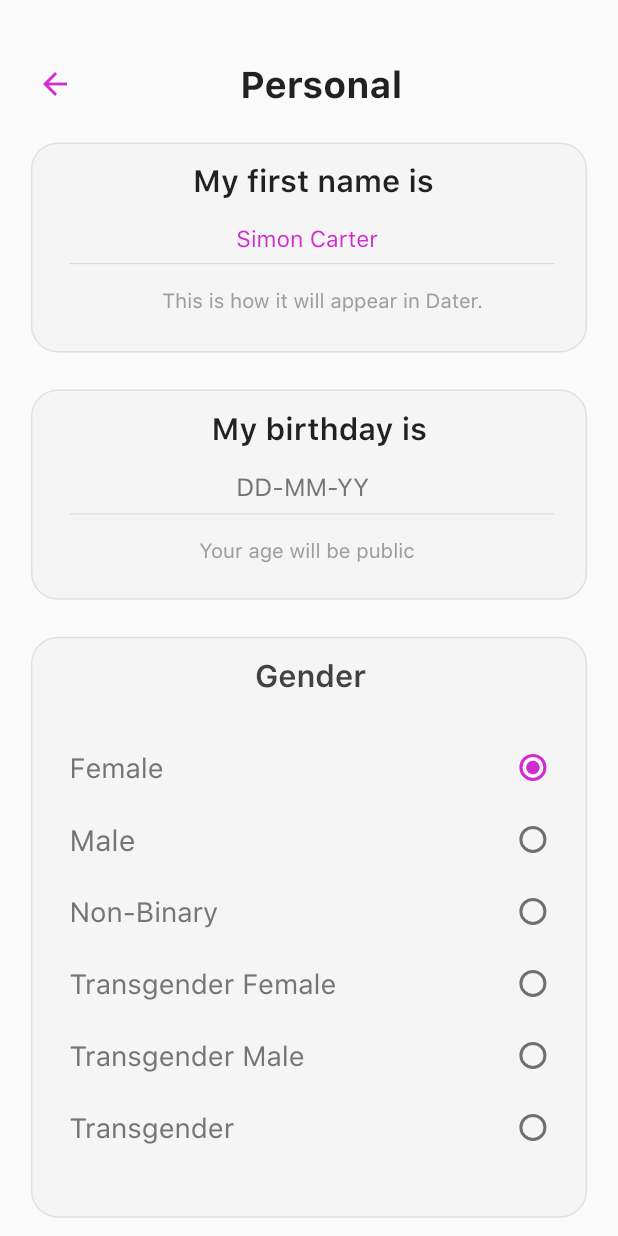
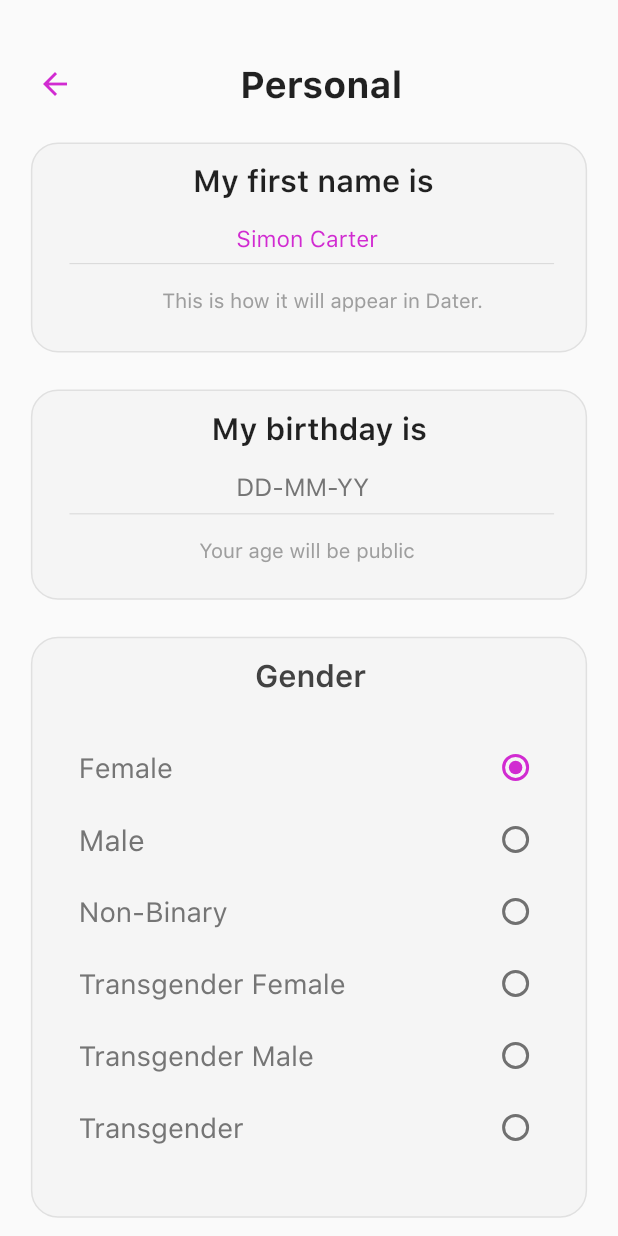
Before and after one commit to Abhisheksainii/goldidate-master, a Flutter app: the Personal screen opened by its route, on a phone screen of 412 x 824 dp. Run offline on Flutter 3.47's test engine with Material 2 defaults, Android fonts, the phone set to English and light mode, and no system bars; our stand-ins replace auto_size_text, cloud_firestore, firebase_auth, firebase_core, font_awesome_flutter, google_sign_in and 4 more; missing offline and left inert: flutter_login_facebook, mobile_number; accounts and stored records are empty; project files that could hold a hidden picture were left out.

Commit message:
Bug fixed

```diff
--- a/lib/screens/Home/Profile/Personal.dart
+++ b/lib/screens/Home/Profile/Personal.dart
@@ -220,7 +220,10 @@ class _PersonalState extends State<Personal> {
                         Column(
                           children: [
                             Padding(
-                              padding: EdgeInsets.only(right: width * 0.027),
+                              padding: EdgeInsets.only(
+                                right: width * 0.055,
+                                left: width * 0.015,
+                              ),
                               child: Row(
                                 mainAxisAlignment:
                                     MainAxisAlignment.spaceBetween,
@@ -248,7 +251,10 @@ class _PersonalState extends State<Personal> {
                               ),
                             ),
                             Padding(
-                              padding: EdgeInsets.only(right: width * 0.027),
+                              padding: EdgeInsets.only(
+                                right: width * 0.055,
+                                left: width * 0.015,
+                              ),
                               child: Row(
                                 mainAxisAlignment:
                                     MainAxisAlignment.spaceBetween,
@@ -276,7 +282,10 @@ class _PersonalState extends State<Personal> {
                               ),
                             ),
                             Padding(
-                              padding: EdgeInsets.only(right: width * 0.027),
+                              padding: EdgeInsets.only(
+                                right: width * 0.055,
+                                left: width * 0.015,
+                              ),
                               child: Row(
                                 mainAxisAlignment:
                                     MainAxisAlignment.spaceBetween,
@@ -304,7 +313,10 @@ class _PersonalState extends State<Personal> {
                               ),
                             ),
                             Padding(
-                              padding: EdgeInsets.only(right: width * 0.027),
+                              padding: EdgeInsets.only(
+                                right: width * 0.055,
+                                left: width * 0.015,
+                              ),
                               child: Row(
                                 mainAxisAlignment:
                                     MainAxisAlignment.spaceBetween,
@@ -332,7 +344,10 @@ class _PersonalState extends State<Personal> {
                               ),
                             ),
                             Padding(
-                              padding: EdgeInsets.only(right: width * 0.027),
+                              padding: EdgeInsets.only(
+                                right: width * 0.055,
+                                left: width * 0.015,
+                              ),
                               child: Row(
                                 mainAxisAlignment:
                                     MainAxisAlignment.spaceBetween,
@@ -360,7 +375,10 @@ class _PersonalState extends State<Personal> {
                               ),
                             ),
                             Padding(
-                              padding: EdgeInsets.only(right: width * 0.027),
+                              padding: EdgeInsets.only(
+                                right: width * 0.055,
+                                left: width * 0.015,
+                              ),
                               child: Row(
                                 mainAxisAlignment:
                                     MainAxisAlignment.spaceBetween,
@@ -434,7 +452,10 @@ class _PersonalState extends State<Personal> {
                         Column(
                           children: [
                             Padding(
-                              padding: EdgeInsets.only(right: width * 0.027),
+                              padding: EdgeInsets.only(
+                                right: width * 0.055,
+                                left: width * 0.015,
+                              ),
                               child: Row(
                                 mainAxisAlignment:
                                     MainAxisAlignment.spaceBetween,
@@ -462,7 +483,10 @@ class _PersonalState extends State<Personal> {
                               ),
                             ),
                             Padding(
-                              padding: EdgeInsets.only(right: width * 0.027),
+                              padding: EdgeInsets.only(
+                                right: width * 0.055,
+                                left: width * 0.015,
+                              ),
                               child: Row(
                                 mainAxisAlignment:
                                     MainAxisAlignment.spaceBetween,
@@ -490,7 +514,10 @@ class _PersonalState extends State<Personal> {
                               ),
                             ),
                             Padding(
-                              padding: EdgeInsets.only(right: width * 0.027),
+                              padding: EdgeInsets.only(
+                                right: width * 0.055,
+                                left: width * 0.015,
+                              ),
                               child: Row(
                                 mainAxisAlignment:
                                     MainAxisAlignment.spaceBetween,
@@ -518,7 +545,10 @@ class _PersonalState extends State<Personal> {
                               ),
                             ),
                             Padding(
-                              padding: EdgeInsets.only(right: width * 0.027),
+                              padding: EdgeInsets.only(
+                                right: width * 0.055,
+                                left: width * 0.015,
+                              ),
                               child: Row(
                                 mainAxisAlignment:
                                     MainAxisAlignment.spaceBetween,
@@ -546,7 +576,10 @@ class _PersonalState extends State<Personal> {
                               ),
                             ),
                             Padding(
-                              padding: EdgeInsets.only(right: width * 0.027),
+                              padding: EdgeInsets.only(
+                                right: width * 0.055,
+                                left: width * 0.015,
+                              ),
                               child: Row(
                                 mainAxisAlignment:
                                     MainAxisAlignment.spaceBetween,
@@ -574,7 +607,10 @@ class _PersonalState extends State<Personal> {
                               ),
                             ),
                             Padding(
-                              padding: EdgeInsets.only(right: width * 0.027),
+                              padding: EdgeInsets.only(
+                                right: width * 0.055,
+                                left: width * 0.015,
+                              ),
                               child: Row(
                                 mainAxisAlignment:
                                     MainAxisAlignment.spaceBetween,
@@ -624,9 +660,6 @@ class _PersonalState extends State<Personal> {
                           begin: Alignment.topCenter,
                           end: Alignment.bottomCenter,
                           colors: [Colors.black, Color(0xFFD12BD1)]),
-                      border: Border.all(
-                        color: Color(0xFFE0E0E0),
-                      ),
                       borderRadius: BorderRadius.circular(60.0),
                     ),
                     child: Center(
```
Also changed, not shown: lib/screens/Home/Profile/Settings.dart (+44 -25 lines).
